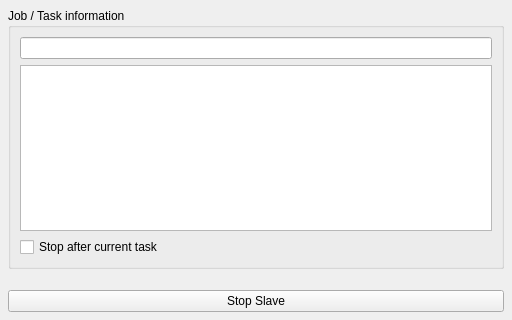
The window that core/tools/gpsSubmit/slave_ui.ui (mjbonnington/icarus-gps) describes before a commit, drawn with Qt 5.
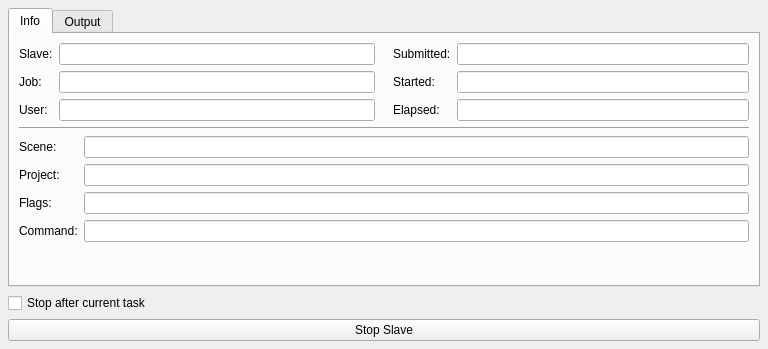
The same window after the commit.

Commit message: Improved slave UI, need to get task dequeuing to work.

What changed in the file:
```diff
--- a/core/tools/gpsSubmit/slave_ui.ui
+++ b/core/tools/gpsSubmit/slave_ui.ui
@@ -6,8 +6,8 @@
    <rect>
     <x>0</x>
     <y>0</y>
-    <width>512</width>
-    <height>320</height>
+    <width>768</width>
+    <height>349</height>
    </rect>
   </property>
   <property name="windowTitle">
@@ -18,47 +18,194 @@
     <number>8</number>
    </property>
    <item>
-    <widget class="QGroupBox" name="info_groupBox">
-     <property name="toolTip">
-      <string>Allows the frame range(s) to be explicitly stated. If unchecked, the start and end frames will be read from the scene.</string>
+    <widget class="QTabWidget" name="tabWidget">
+     <property name="currentIndex">
+      <number>0</number>
      </property>
-     <property name="title">
-      <string>Job / Task information</string>
-     </property>
-     <property name="checkable">
-      <bool>false</bool>
-     </property>
+     <widget class="QWidget" name="tab">
+      <attribute name="title">
+       <string>Info</string>
+      </attribute>
      <layout class="QVBoxLayout" name="verticalLayout_3">
       <item>
-       <widget class="QLineEdit" name="info_lineEdit">
-        <property name="toolTip">
-         <string>List of frames to be rendered. Individual frames should be separated with commas, and sequences can be specified using a hyphen, e.g. 1, 5-10.</string>
-        </property>
+        <layout class="QHBoxLayout" name="horizontalLayout">
+         <item>
+          <layout class="QFormLayout" name="jobInfo_formLayout">
+           <item row="0" column="0">
+            <widget class="QLabel" name="slave_label">
+             <property name="text">
+              <string>Slave:</string>
+             </property>
+            </widget>
+           </item>
+           <item row="2" column="0">
+            <widget class="QLabel" name="user_label">
         <property name="text">
-         <string/>
-        </property>
+              <string>User:</string>
+             </property>
+            </widget>
+           </item>
+           <item row="1" column="0">
+            <widget class="QLabel" name="job_label">
+             <property name="text">
+              <string>Job:</string>
+             </property>
+            </widget>
+           </item>
+           <item row="0" column="1">
+            <widget class="QLineEdit" name="slave_lineEdit">
         <property name="readOnly">
          <bool>true</bool>
         </property>
        </widget>
       </item>
-      <item>
-       <widget class="QTextEdit" name="output_textEdit">
+           <item row="1" column="1">
+            <widget class="QLineEdit" name="job_lineEdit">
         <property name="readOnly">
          <bool>true</bool>
         </property>
        </widget>
       </item>
+           <item row="2" column="1">
+            <widget class="QLineEdit" name="user_lineEdit">
+             <property name="readOnly">
+              <bool>true</bool>
+             </property>
+            </widget>
+           </item>
+          </layout>
+         </item>
       <item>
-       <widget class="QCheckBox" name="stopAfterTask_checkBox">
+          <spacer name="horizontalSpacer">
+           <property name="orientation">
+            <enum>Qt::Horizontal</enum>
+           </property>
+           <property name="sizeType">
+            <enum>QSizePolicy::Fixed</enum>
+           </property>
+           <property name="sizeHint" stdset="0">
+            <size>
+             <width>12</width>
+             <height>20</height>
+            </size>
+           </property>
+          </spacer>
+         </item>
+         <item>
+          <layout class="QFormLayout" name="timeInfo_formLayout">
+           <item row="2" column="0">
+            <widget class="QLabel" name="elapsed_label">
         <property name="text">
-         <string>Stop after current task</string>
+              <string>Elapsed:</string>
         </property>
        </widget>
       </item>
-     </layout>
-    </widget>
-   </item>
+           <item row="0" column="0">
+            <widget class="QLabel" name="submitted_label">
+             <property name="text">
+              <string>Submitted:</string>
+             </property>
+            </widget>
+           </item>
+           <item row="0" column="1">
+            <widget class="QLineEdit" name="submitted_lineEdit">
+             <property name="readOnly">
+              <bool>true</bool>
+             </property>
+            </widget>
+           </item>
+           <item row="2" column="1">
+            <widget class="QLineEdit" name="elapsed_lineEdit">
+             <property name="readOnly">
+              <bool>true</bool>
+             </property>
+            </widget>
+           </item>
+           <item row="1" column="0">
+            <widget class="QLabel" name="started_label">
+             <property name="text">
+              <string>Started:</string>
+             </property>
+            </widget>
+           </item>
+           <item row="1" column="1">
+            <widget class="QLineEdit" name="started_lineEdit">
+             <property name="readOnly">
+              <bool>true</bool>
+             </property>
+            </widget>
+           </item>
+          </layout>
+         </item>
+        </layout>
+       </item>
+       <item>
+        <widget class="Line" name="line">
+         <property name="orientation">
+          <enum>Qt::Horizontal</enum>
+         </property>
+        </widget>
+       </item>
+       <item>
+        <layout class="QFormLayout" name="mayaInfo_formLayout">
+         <item row="0" column="0">
+          <widget class="QLabel" name="scene_label">
+           <property name="text">
+            <string>Scene:</string>
+           </property>
+          </widget>
+         </item>
+         <item row="0" column="1">
+          <widget class="QLineEdit" name="scene_lineEdit">
+           <property name="readOnly">
+            <bool>true</bool>
+           </property>
+          </widget>
+         </item>
+         <item row="1" column="0">
+          <widget class="QLabel" name="project_label">
+           <property name="text">
+            <string>Project:</string>
+           </property>
+          </widget>
+         </item>
+         <item row="1" column="1">
+          <widget class="QLineEdit" name="project_lineEdit">
+           <property name="readOnly">
+            <bool>true</bool>
+           </property>
+          </widget>
+         </item>
+         <item row="2" column="0">
+          <widget class="QLabel" name="flags_label">
+           <property name="text">
+            <string>Flags:</string>
+           </property>
+          </widget>
+         </item>
+         <item row="2" column="1">
+          <widget class="QLineEdit" name="flags_lineEdit">
+           <property name="readOnly">
+            <bool>true</bool>
+           </property>
+          </widget>
+         </item>
+         <item row="3" column="0">
+          <widget class="QLabel" name="command_label">
+           <property name="text">
+            <string>Command:</string>
+           </property>
+          </widget>
+         </item>
+         <item row="3" column="1">
+          <widget class="QLineEdit" name="command_lineEdit">
+           <property name="readOnly">
+            <bool>true</bool>
+           </property>
+          </widget>
+         </item>
+        </layout>
+       </item>
    <item>
     <spacer name="verticalSpacer">
      <property name="orientation">
@@ -71,6 +218,46 @@
       </size>
      </property>
     </spacer>
+       </item>
+      </layout>
+     </widget>
+     <widget class="QWidget" name="output_tab">
+      <attribute name="title">
+       <string>Output</string>
+      </attribute>
+      <layout class="QVBoxLayout" name="verticalLayout">
+       <property name="leftMargin">
+        <number>0</number>
+       </property>
+       <property name="topMargin">
+        <number>0</number>
+       </property>
+       <property name="rightMargin">
+        <number>0</number>
+       </property>
+       <property name="bottomMargin">
+        <number>0</number>
+       </property>
+       <item>
+        <widget class="QTextEdit" name="output_textEdit">
+         <property name="readOnly">
+          <bool>true</bool>
+         </property>
+        </widget>
+       </item>
+      </layout>
+     </widget>
+    </widget>
+   </item>
+   <item>
+    <widget class="QCheckBox" name="stopAfterTask_checkBox">
+     <property name="toolTip">
+      <string>Stop this slave when the current task completes.</string>
+     </property>
+     <property name="text">
+      <string>Stop after current task</string>
+     </property>
+    </widget>
    </item>
    <item>
     <layout class="QHBoxLayout" name="buttonBox_horizontalLayout">
```
Left out of the diff: 11 changed lines with no effect on the pictures. Lines whose indentation alone changed are shown as unchanged. The commit also changes 4 other files.
